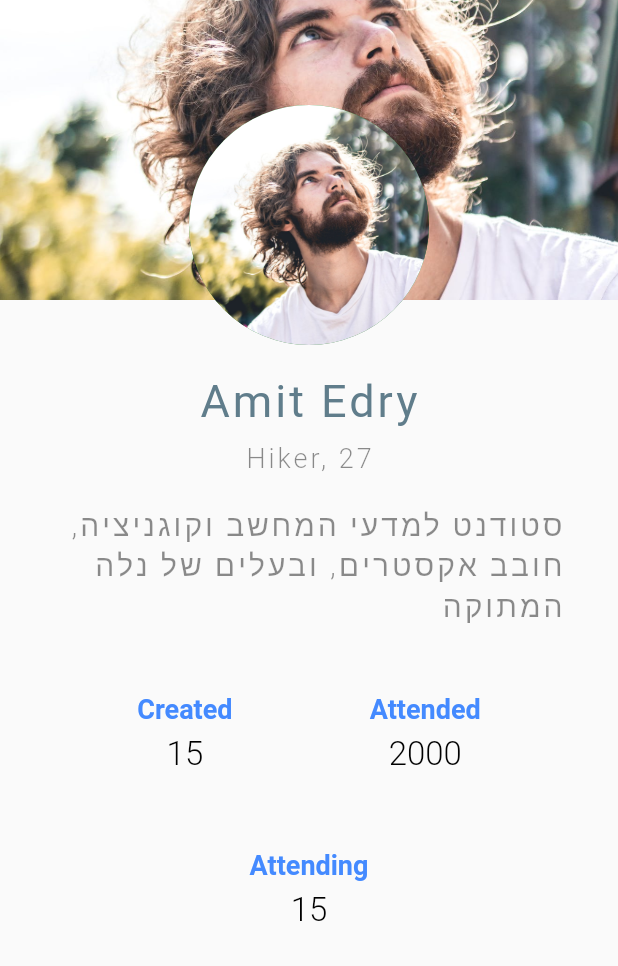
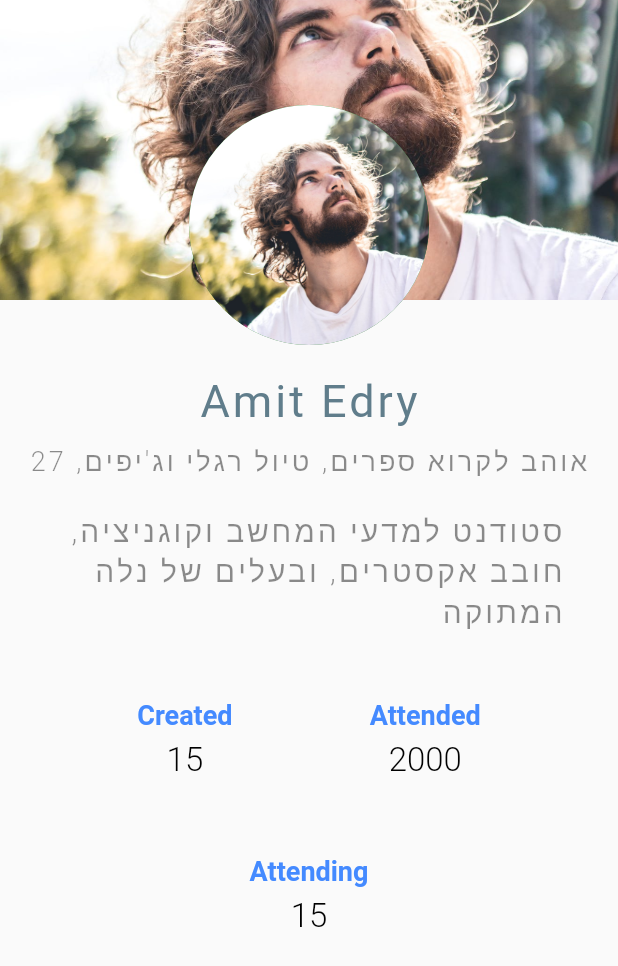
Before and after one commit to AmosStraus/Hackathon_HUJI, a Flutter app: the ProfileUI2 screen opened directly, on a phone screen of 412 x 824 dp. Shown: the top 966 px of the screen. Run offline on Flutter 3.47's test engine with Material 2 defaults, Android fonts, the light colour scheme and no system bars; our stand-ins replace cloud_firestore, firebase_auth, firebase_core, firebase_storage, flutter_signin_button, flutter_spinkit and 3 more; missing offline and left inert: assorted_layout_widgets; accounts and stored records are empty; network calls fail.

Commit message:
"Changes for Amos 2

```diff
--- a/lib/guy_files/dummy_users.dart
+++ b/lib/guy_files/dummy_users.dart
@@ -7,7 +7,7 @@ class DummyUsers2 {
             name: "Amit Edry",
             urlAvatar: "assets/images/Amit.Edry@gmail.com25.jpeg",
             age: 27,
-            description: "Hiker",
+            description: "אוהב לקרוא ספרים, טיול רגלי וג'יפים",
             email: "AmitEdry@gmail.com",
             password: "123456",
             trips: [],
@@ -19,7 +19,7 @@ class DummyUsers2 {
             name: "Daniella Leshem",
             urlAvatar: "assets/images/Daniella.Leshem@gmail.com27.jpeg",
             age: 24,
-            description: "Hiker",
+            description: "אוהבת טיולים בדרום, ובמקומות היסטוריים",
             email: "DaniellaLeshem@gmail.com",
             password: "123456",
             trips: [],
@@ -31,7 +31,7 @@ class DummyUsers2 {
             name: "David Soffer",
             urlAvatar: "assets/images/David.Soffer@gmail.com24.jpeg",
             age: 24,
-            description: "Hiker",
+            description: "מעדיף טיולים רכובים ובסופי שבוע",
             email: "DavidSoffer@gmail.com",
             password: "123456",
             trips: [],
@@ -43,7 +43,7 @@ class DummyUsers2 {
             name: "Gili Shor",
             urlAvatar: "assets/images/Gili.Shor@gmail.com27.jpeg",
             age: 27,
-            description: "Hiker",
+            description: "טיולים וכמה שיותר קרוב לים",
             email: "GiliShor@gmail.com",
             password: "123456",
             trips: [],
@@ -55,7 +55,7 @@ class DummyUsers2 {
             name: "Mayyan Segal",
             urlAvatar: "assets/images/Maayan.Segal@mail.huji.ac.il26.jpeg",
             age: 26,
-            description: "Hiker",
+            description: "הליכות, יער ומדברים",
             email: "MayanSegal@gmail.com",
             password: "123456",
             trips: [],
@@ -67,7 +67,7 @@ class DummyUsers2 {
             name: "Netta Meir",
             urlAvatar: "assets/images/Netta.Meir@gmail.com27.jpeg",
             age: 27,
-            description: "Hiker",
+            description: "חברים חדשים, שיחות עומק וקומזיץ",
             email: "assets/images/",
             password: "123456",
             trips: [],
@@ -79,7 +79,7 @@ class DummyUsers2 {
             name: "Pavel Dmitrochenko",
             urlAvatar: "assets/images/Pavel.Dmitrochenko@gmail.com25.jpeg",
             age: 25,
-            description: "Hiker",
+            description: "על האשים, מפלים וטיולים בצפון",
             email: "PavelDmitrochenko@gmail.com",
             password: "123456",
             trips: [],
@@ -91,7 +91,7 @@ class DummyUsers2 {
             name: "Roni Birger",
             urlAvatar: "assets/images/Roni.Birger@gmail.com26.jpeg",
             age: 26,
-            description: "Hiker",
+            description: "אוכל טוב, יין וטיולי הרים",
             email: "RoniBirger@gmail.com",
             password: "123456",
             trips: [],
@@ -103,7 +103,7 @@ class DummyUsers2 {
             name: "Roni Shem-Tov",
             urlAvatar: "assets/images/Roni.Shem-Tov@gmail.com24.jpeg",
             age: 24,
-            description: "Hiker",
+            description: "כמה שיותר מוקדם בבוקר לסוע למדבר ולהמשיך משם",
             email: "RoniShemtov@gmail.com",
             password: "123456",
             trips: [],
@@ -115,7 +115,7 @@ class DummyUsers2 {
             name: "Rubi Levinstein",
             urlAvatar: "assets/images/Rubi.Levinstein@gmail.com29.jpeg",
             age: 29,
-            description: "Hiker",
+            description: "מעדיף טיולים רכובים ובסופי שבוע",
             email: "Rubi.Levinstein@gmail.com",
             password: "123456",
             trips: [],
@@ -127,7 +127,7 @@ class DummyUsers2 {
             name: "Shay Cohen",
             urlAvatar: "assets/images/Shay.Cohen@mail.huji.ac.il25.jpeg",
             age: 25,
-            description: "Hiker",
+            description: "ללכת, יער ומדברים",
             email: "Shay.cohen@gmail.com",
             password: "123456",
             trips: [],
@@ -139,7 +139,7 @@ class DummyUsers2 {
             name: "Shir Kedmi",
             urlAvatar: "assets/images/Shir.Kedmi@gmail.com24.jpeg",
             age: 24,
-            description: "Hiker",
+            description: "אוהב לקרוא ספרים, טיול רגלי וג'יפים",
             email: "Shir.Kedmi@gmail.com",
             password: "123456",
             trips: [],
@@ -151,7 +151,7 @@ class DummyUsers2 {
             name: "Tomer Machluf",
             urlAvatar: "assets/images/Shir.Kedmi@gmail.com24.jpeg",
             age: 25,
-            description: "Hiker",
+            description: "אופנועים, טיולי ג'יפים עם החברים ואוכל טוב",
             email: "Tomer.Machluf@gmail.com",
             password: "123456",
             trips: [],
@@ -163,7 +163,8 @@ class DummyUsers2 {
             name: "Tsuf Gamlieli",
             urlAvatar: "assets/images/Tsuf.Gamlieli@gmail.com26.jpeg",
             age: 26,
-            description: "Hiker",
+            description:
+                "סטודנט בתל אביב, הקורסים פה ממש קלים. נהנה בטבע כי יש לי מלא זמן.",
             email: "Tsuf.Gamlieli@gmail.com",
             password: "123456",
             trips: [],
--- a/lib/guy_files/user2.dart
+++ b/lib/guy_files/user2.dart
@@ -31,7 +31,7 @@ class MyUser2 {
       this.created = 0,
       this.attended = 0,
       this.attending = 0,
-      this.address});
+      this.address = "Jerusalem"});
 
   // These methods are for the database
 
@@ -46,7 +46,8 @@ class MyUser2 {
       List<String> trips,
       int created,
       int attended,
-      int attending}) {
+      int attending,
+      String address}) {
     return MyUser2(
         idUser: idUser ?? this.idUser,
         name: name ?? this.name,
@@ -55,7 +56,11 @@ class MyUser2 {
         description: description ?? this.description,
         email: email ?? this.email,
         password: password ?? this.password,
-        trips: trips ?? this.trips);
+        trips: trips ?? this.trips,
+        created: created ?? this.created,
+        attended: attended ?? this.attended,
+        attending: attended ?? this.attending,
+        address: address ?? this.address);
   }
 
   static MyUser2 fromJson(Map<String, dynamic> json) => MyUser2(
@@ -69,7 +74,8 @@ class MyUser2 {
       trips: json['trips'],
       created: json['created'],
       attended: json['attended'],
-      attending: json['attending']);
+      attending: json['attending'],
+      address: json['address']);
 
   Map<String, dynamic> toJson() => {
         'idUser': idUser,
@@ -82,6 +88,7 @@ class MyUser2 {
         'trips': trips,
         'created': created,
         'attended': attended,
-        'attending': attending
+        'attending': attending,
+        'address': address
       };
 }
```
Also changed, not shown: lib/startuphacka/demo_trip.dart (+55 -42 lines), pubspec.yaml (+20 -20 lines).
